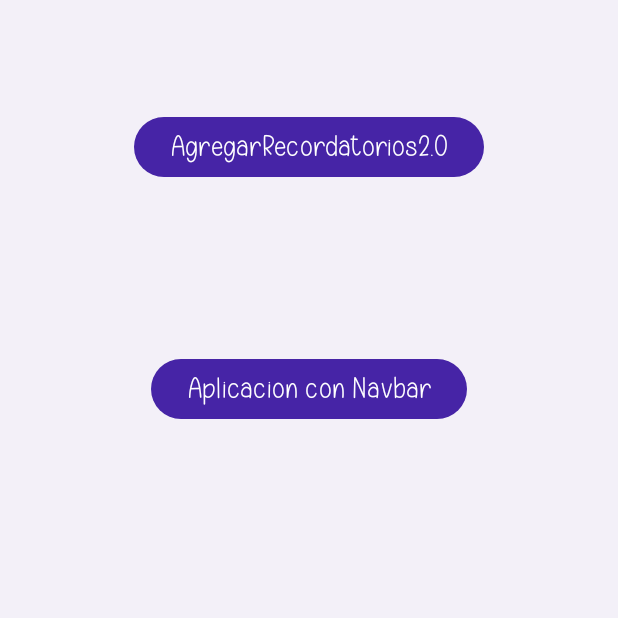
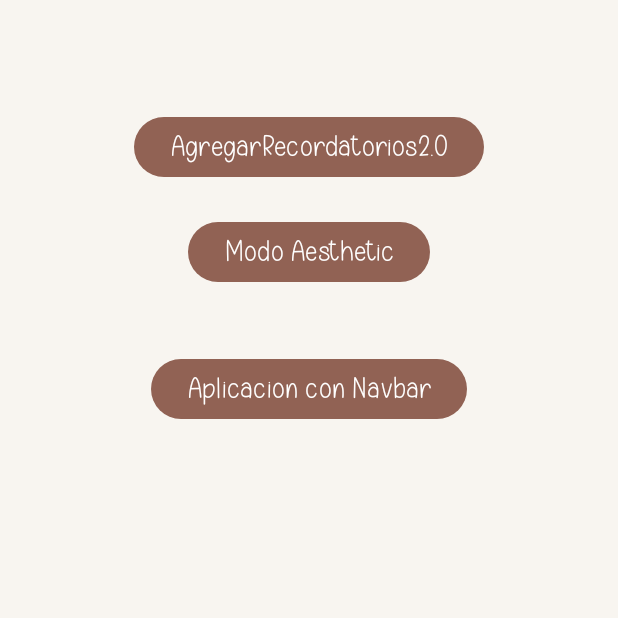
Before and after one commit to Tidechi/YIPPIEEE, an Android app: the screen it shows after launch (debugMenu), on a phone screen of 412 x 824 dp, the top half of it. Run offline under Robolectric (Android 15) with nearby library versions, the phone set to English and light mode, and no system bars.

Commit message:
Colores originales restaurados

```diff
--- a/app/src/main/java/com/example/proyectodeejemplo/debugMenu.java
+++ b/app/src/main/java/com/example/proyectodeejemplo/debugMenu.java
@@ -35,6 +35,5 @@ public class debugMenu extends AppCompatActivity {
             }
         });
 
-
     }
 }
--- a/app/src/main/res/layout/debugmenu.xml
+++ b/app/src/main/res/layout/debugmenu.xml
@@ -4,8 +4,8 @@
     xmlns:tools="http://schemas.android.com/tools"
     android:layout_width="match_parent"
     android:layout_height="match_parent"
-    tools:context=".debugMenu"
-    android:theme="@style/debugging_theme">
+    android:theme="@style/debugging_theme"
+    tools:context=".debugMenu">
 
     <Button
         android:id="@+id/button1"
@@ -16,7 +16,7 @@
         app:layout_constraintEnd_toEndOf="parent"
         app:layout_constraintStart_toStartOf="parent"
         app:layout_constraintTop_toTopOf="parent"
-        app:layout_constraintVertical_bias="0.095"/>
+        app:layout_constraintVertical_bias="0.095" />
 
     <Button
         android:id="@+id/button2"
@@ -28,4 +28,17 @@
         app:layout_constraintStart_toStartOf="parent"
         app:layout_constraintTop_toBottomOf="@+id/button1"
         app:layout_constraintVertical_bias="0.173" />
+
+    <Button
+        android:id="@+id/button3"
+        android:layout_width="wrap_content"
+        android:layout_height="wrap_content"
+        android:layout_marginBottom="21dp"
+        android:text="Modo Aesthetic"
+        app:layout_constraintBottom_toTopOf="@+id/button2"
+        app:layout_constraintEnd_toEndOf="parent"
+        app:layout_constraintStart_toStartOf="parent"
+        app:layout_constraintTop_toBottomOf="@+id/button1" />
+
+
 </androidx.constraintlayout.widget.ConstraintLayout>
--- a/app/src/main/res/values/colors.xml
+++ b/app/src/main/res/values/colors.xml
@@ -13,25 +13,27 @@
     <color name="muted_brown">#8D6E63</color>
 
     <!-- New palette colors based on images -->
-    <color name="choco_brown">#645491</color>
+    <color name="choco_brown">#916254</color>
     <color name="back_creamy">#f8f5f0</color>
     <color name="chill_toast">#e7d8c5</color>
     <color name="brownish_words">#82635b</color>
     <color name="yellowish_butter">#faf5d8</color>
     <color name="fatidic_orange">#e9c9a7</color>
+    <color name="top_pink">#eddbcf</color>
+    <color name="bottom_pink">#d4b2a9</color>
 
 
     <!-- Set main theme colors to these base colors -->
-    <color name="Primary">#4624A6</color> <!-- from choco brown to darkest purple -->
+    <color name="Primary">#916254</color> <!-- from choco brown to darkest purple -->
     <color name="onPrimary">#FFFFFFFF</color> <!-- white -->
-    <color name="Secondary">#BAA2FF</color> <!-- from chill_toast to chill_purple-->
-    <color name="onSecondary">#301676</color> <!-- from brownish_words  to purpleish_words-->
-    <color name="Tertiary">#bea7e9</color> <!-- from fatidic_orange to doomsday_purple-->
-    <color name="onTertiary">#301676</color> <!-- from brownish_words  to purpleish_words-->
-    <color name="Background">#f3f0f8</color> <!-- from back_creamy to yoghurt_cream-->
-    <color name="onBackground">#e9d8fa</color> <!-- from yellowish_butter to pale_purple-->
-    <color name="Fourth">#dbcfed</color> <!-- from top_pink to top_bubbles-->
-    <color name="onFourth">#c0a9d4</color> <!-- from bottom_pink to bottom_soapy-->
+    <color name="Secondary">#e7d8c5</color> <!-- from chill_toast to chill_purple-->
+    <color name="onSecondary">#82635b</color> <!-- from brownish_words  to purpleish_words-->
+    <color name="Tertiary">#e9c9a7</color> <!-- from fatidic_orange to doomsday_purple-->
+    <color name="onTertiary">#82635b</color> <!-- from brownish_words  to purpleish_words-->
+    <color name="Background">#f8f5f0</color> <!-- from back_creamy to yoghurt_cream-->
+    <color name="onBackground">#faf5d8</color> <!-- from yellowish_butter to pale_purple-->
+    <color name="Fourth">#eddbcf</color> <!-- from top_pink to top_bubbles-->
+    <color name="onFourth">#d4b2a9</color> <!-- from bottom_pink to bottom_soapy-->
 
 
     <!-- Optional additional colors for different UI elements -->
```
Also changed, not shown: app/src/main/java/com/example/proyectodeejemplo/CheckListYIPPIEEEFragment.java (+42 -0 lines), app/src/main/res/values/themes.xml (+7 -0 lines).
